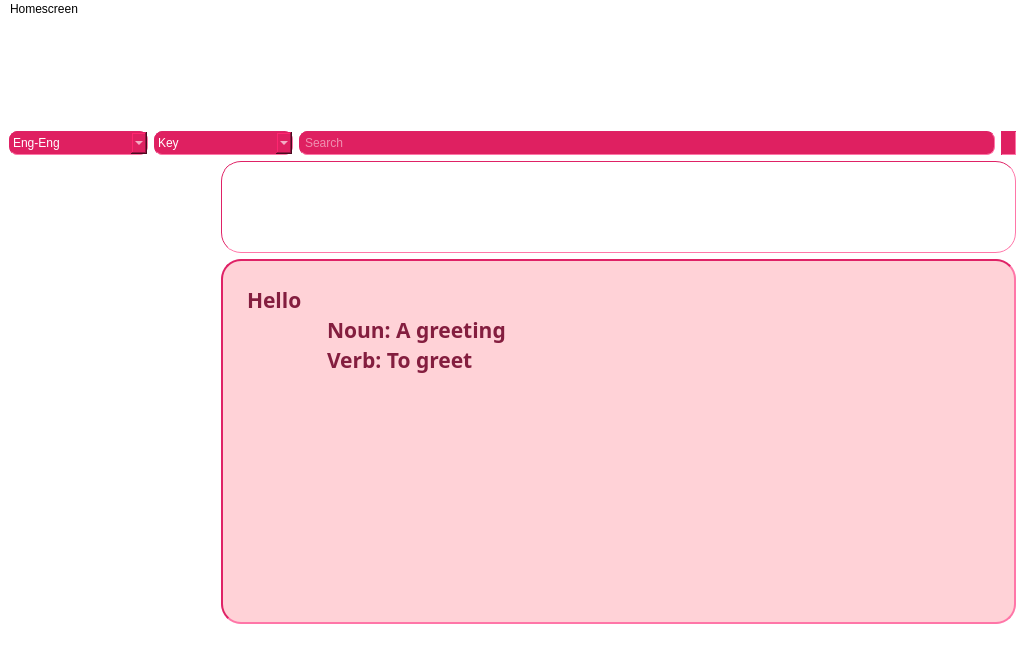
OHonSam/CS163_Group2_Dictionary, file mainwindow.ui: the form before one commit.
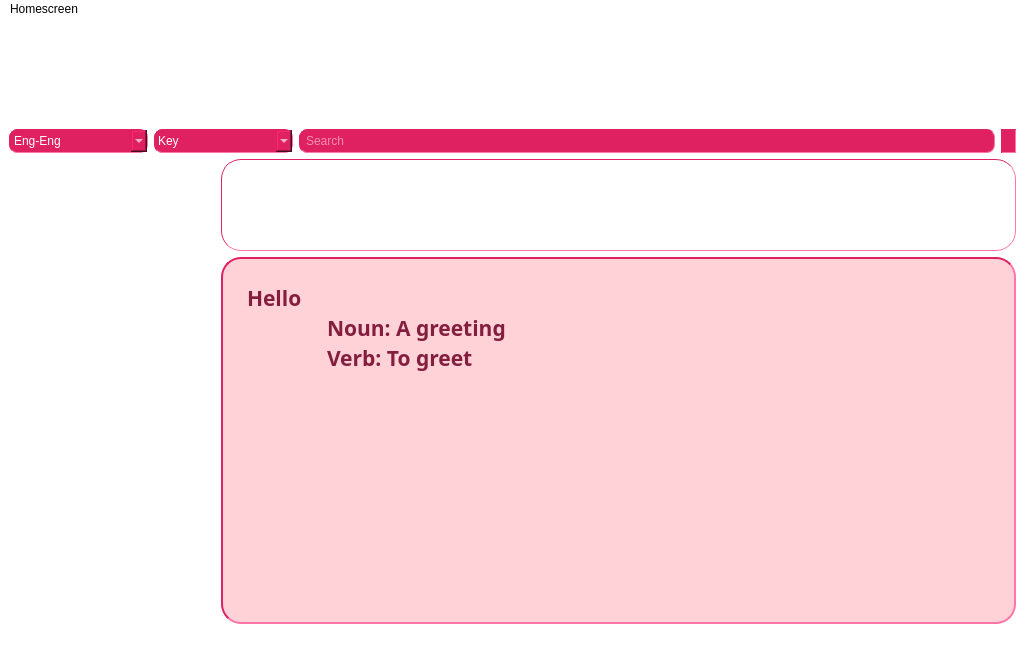
The form after the commit. Icons and pictures are not drawn.

```diff
--- a/mainwindow.ui
+++ b/mainwindow.ui
@@ -87,7 +87,7 @@
            </size>
           </property>
           <property name="styleSheet">
-           <string notr="true">padding: 3px;
+           <string notr="true">padding: 4px;
 border-color: rgb(223, 34, 102);
 border-width : 1px;
 border-style:inset;
@@ -179,7 +179,7 @@
            </size>
           </property>
           <property name="styleSheet">
-           <string notr="true">padding: 3px;
+           <string notr="true">padding: 4px;
 border-color: rgb(223, 34, 102);
 border-width : 1px;
 border-style:inset;
@@ -227,6 +227,76 @@
     </item>
     <item row="1" column="0">
      <layout class="QVBoxLayout" name="verticalLayout">
+      <item>
+       <widget class="QLabel" name="label_4">
+        <property name="styleSheet">
+         <string notr="true">background-image: url(:/background/images/bg/small orange.jpg);
+font: 9pt &quot;Comfortaa&quot;;
+padding: 30px;
+border-color: rgb(3, 3, 3);
+border-width : 0px;
+border-style:inset;
+border-radius: 20px;
+  min-height: 20px;
+  min-width: 20px</string>
+        </property>
+        <property name="text">
+         <string>&lt;html&gt;&lt;head/&gt;&lt;body&gt;&lt;p align=&quot;center&quot;&gt;&lt;span style=&quot; font-size:16pt; color:#ffffff;&quot;&gt;Edit&lt;/span&gt;&lt;/p&gt;&lt;/body&gt;&lt;/html&gt;</string>
+        </property>
+       </widget>
+      </item>
+      <item>
+       <widget class="QLabel" name="label_14">
+        <property name="font">
+         <font>
+          <family>Comfortaa</family>
+          <bold>true</bold>
+         </font>
+        </property>
+        <property name="autoFillBackground">
+         <bool>false</bool>
+        </property>
+        <property name="styleSheet">
+         <string notr="true">background-image: url(:/background/images/bg/small orange.jpg);
+padding: 30px;
+border-color: rgb(3, 3, 3);
+border-width : 0px;
+border-style:inset;
+border-radius: 20px;
+  min-height: 20px;
+  min-width: 20px</string>
+        </property>
+        <property name="text">
+         <string>&lt;html&gt;&lt;head/&gt;&lt;body&gt;&lt;p align=&quot;center&quot;&gt;&lt;span style=&quot; font-size:16pt; color:#ffffff;&quot;&gt;History&lt;/span&gt;&lt;/p&gt;&lt;/body&gt;&lt;/html&gt;</string>
+        </property>
+       </widget>
+      </item>
+      <item>
+       <widget class="QLabel" name="label_15">
+        <property name="font">
+         <font>
+          <family>Comfortaa</family>
+          <bold>true</bold>
+         </font>
+        </property>
+        <property name="autoFillBackground">
+         <bool>false</bool>
+        </property>
+        <property name="styleSheet">
+         <string notr="true">background-image: url(:/background/images/bg/small orange.jpg);
+padding: 30px;
+border-color: rgb(3, 3, 3);
+border-width : 0px;
+border-style:inset;
+border-radius: 20px;
+  min-height: 20px;
+  min-width: 20px</string>
+        </property>
+        <property name="text">
+         <string>&lt;html&gt;&lt;head/&gt;&lt;body&gt;&lt;p align=&quot;center&quot;&gt;&lt;span style=&quot; font-size:16pt; color:#ffffff;&quot;&gt;Favourite list&lt;/span&gt;&lt;/p&gt;&lt;/body&gt;&lt;/html&gt;</string>
+        </property>
+       </widget>
+      </item>
       <item>
        <widget class="QLabel" name="label_12">
         <property name="font">
@@ -250,58 +320,6 @@
         </property>
        </widget>
       </item>
-      <item>
-       <widget class="QLabel" name="label_15">
-        <property name="font">
-         <font>
-          <family>Comfortaa</family>
-          <bold>true</bold>
-         </font>
-        </property>
-        <property name="autoFillBackground">
-         <bool>false</bool>
-        </property>
-        <property name="styleSheet">
-         <string notr="true">background-image: url(:/background/images/bg/small orange.jpg);
-padding: 30px;
-border-color: rgb(3, 3, 3);
-border-width : 0px;
-border-style:inset;
-border-radius: 20px;
-  min-height: 20px;
-  min-width: 20px</string>
-        </property>
-        <property name="text">
-         <string>&lt;html&gt;&lt;head/&gt;&lt;body&gt;&lt;p align=&quot;center&quot;&gt;&lt;span style=&quot; font-size:16pt; color:#ffffff;&quot;&gt;Favourite list&lt;/span&gt;&lt;/p&gt;&lt;/body&gt;&lt;/html&gt;</string>
-        </property>
-       </widget>
-      </item>
-      <item>
-       <widget class="QLabel" name="label_14">
-        <property name="font">
-         <font>
-          <family>Comfortaa</family>
-          <bold>true</bold>
-         </font>
-        </property>
-        <property name="autoFillBackground">
-         <bool>false</bool>
-        </property>
-        <property name="styleSheet">
-         <string notr="true">background-image: url(:/background/images/bg/small orange.jpg);
-padding: 30px;
-border-color: rgb(3, 3, 3);
-border-width : 0px;
-border-style:inset;
-border-radius: 20px;
-  min-height: 20px;
-  min-width: 20px</string>
-        </property>
-        <property name="text">
-         <string>&lt;html&gt;&lt;head/&gt;&lt;body&gt;&lt;p align=&quot;center&quot;&gt;&lt;span style=&quot; font-size:16pt; color:#ffffff;&quot;&gt;History&lt;/span&gt;&lt;/p&gt;&lt;/body&gt;&lt;/html&gt;</string>
-        </property>
-       </widget>
-      </item>
       <item>
        <widget class="QLabel" name="label_11">
         <property name="font">
```
